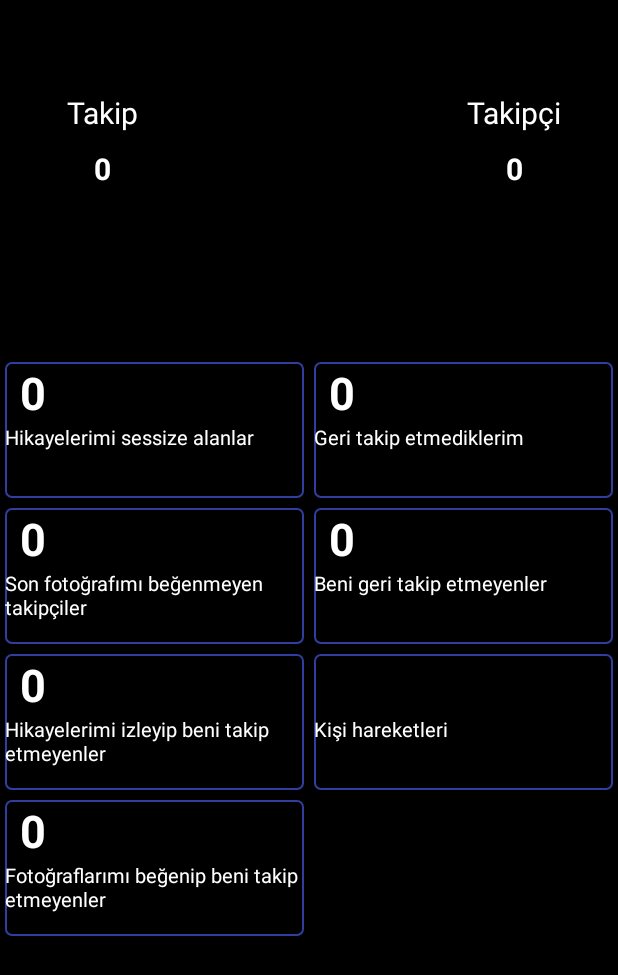
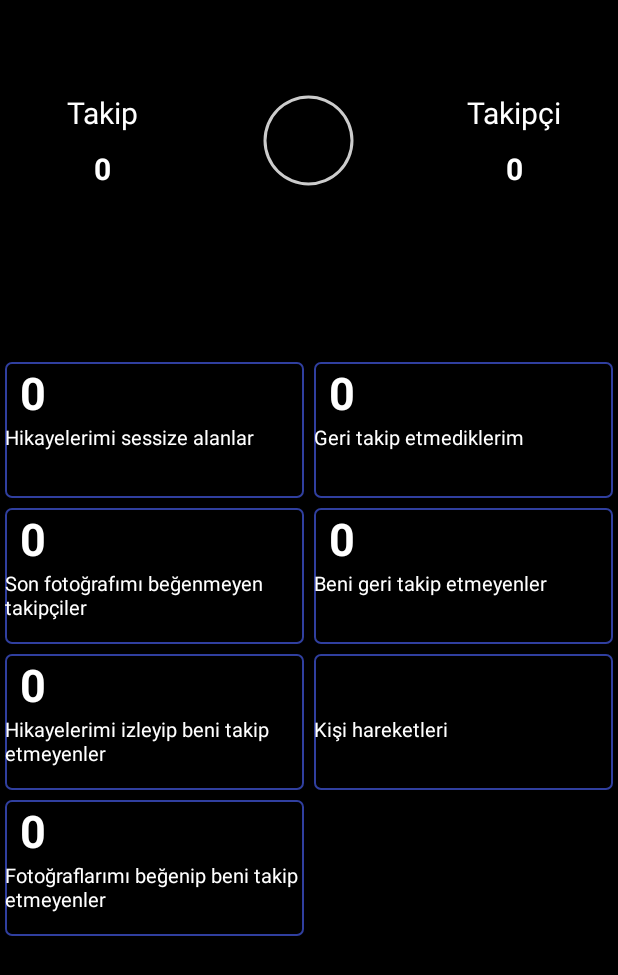
Before and after one commit to SevgiVarol/instagram_stalker_app, an Android app: the MainFragment screen opened directly, with no data from a screen before it, after a tap on an icon or button, on a phone screen of 412 x 824 dp. Shown: the top 975 px of the screen. Run offline under Robolectric (Android 15) with nearby library versions, the phone set to English and light mode, and no system bars; our stand-ins replace CircleImageView; libraries missing offline, so code that uses them is left out: com.facebook, jp.wasabeef.glide; plain views replace LoginButton; pictures from the network do not load; 11 statements that could not run were skipped.

Commit message:
last commit

```diff
--- a/androidApp/src/main/java/com/example/appinsta/MainFragment.java
+++ b/androidApp/src/main/java/com/example/appinsta/MainFragment.java
@@ -22,6 +22,7 @@ import android.widget.ImageView;
 import android.widget.ProgressBar;
 import android.widget.RelativeLayout;
 import android.widget.TextView;
+import android.widget.Toast;
 
 
 import androidx.swiperefreshlayout.widget.SwipeRefreshLayout;
@@ -66,7 +67,7 @@ public class MainFragment extends Fragment {
 
     RelativeLayout theLayout;
     SwipeRefreshLayout swipeRefreshLayout;
-    ProgressBar mProgress=null;
+    ProgressBar mProgress = null, storyProgress;
     Drawable drawable = null;
     InstagramService service = InstagramService.getInstance();
     ArrayList<Uri> storyUrlList;
@@ -93,6 +94,7 @@ public class MainFragment extends Fragment {
     private void initComponent(View view) {
 
         mProgress = view.findViewById(R.id.progress_bar);
+        storyProgress = view.findViewById(R.id.progressBar);
         Resources res = getResources();
         drawable = res.getDrawable(R.drawable.circle_shape);
 
@@ -123,26 +125,11 @@ public class MainFragment extends Fragment {
         @Override
         protected void onPreExecute() {
             super.onPreExecute();
-            stories = service.getStories(service.getLoggedUser().pk);
-            storyUrlList =new ArrayList<>();
-            storyIds =new ArrayList<>();
-            try {
-                for (int counter = 0; counter < stories.size(); counter++) {
-                    if (stories.get(counter).getVideo_versions() != null) {
-                        storyUrlList.add(Uri.parse(stories.get(counter).getVideo_versions().get(0).getUrl()));
-                    } else {
-                        storyUrlList.add(Uri.parse(stories.get(counter).getImage_versions2().getCandidates().get(0).getUrl()));
-                    }
-                    storyIds.add(String.valueOf(stories.get(counter).pk));
-                }
-            }catch (Exception e){
-                Log.e("null object reference",e.getMessage());
-            }
-
+            storyUrlList = new ArrayList<>();
 
             mProgress.setVisibility(View.VISIBLE);
 
-            if(InstagramConstants.islogged){
+            if (InstagramConstants.islogged) {
 
                 takipTv.setText(String.valueOf(service.getLoggedUser().following_count));
                 takipciTv.setText(String.valueOf(service.getLoggedUser().follower_count));
@@ -152,18 +139,8 @@ public class MainFragment extends Fragment {
             profilPic.setOnClickListener(new View.OnClickListener() {
                 @Override
                 public void onClick(View v) {
+                    new storyTask().execute();
 
-                    long userid= service.getLoggedUser().pk;
-                    Intent mediaLogIntent = new Intent(getContext(), MediaLogs.class);
-                    mediaLogIntent.putExtra("storyUrlList", storyUrlList);
-                    mediaLogIntent.putExtra("userId", userid);
-                    mediaLogIntent.putExtra("storyIds", storyIds);
-                    mediaLogIntent.putExtra("followers", (Serializable) myFollowers);
-
-                    if (storyUrlList !=null & storyUrlList.size()!=0) {
-
-                        startActivity(mediaLogIntent);
-                    }
                 }
             });
 
@@ -177,8 +154,9 @@ public class MainFragment extends Fragment {
 
             }*/
 
-                myFollowers = service.getMyFollowers();
-                myFollowing = service.getMyFollowing();
+
+            myFollowers = service.getMyFollowers();
+            myFollowing = service.getMyFollowing();
 
             if (service.myMedia(0) != null) {
                 mediaLikers = compare(myFollowers, service.getMyMediaLikers(service.myMedia(0).pk));
@@ -196,6 +174,7 @@ public class MainFragment extends Fragment {
         protected void onPostExecute(String s) {
             super.onPostExecute(s);
             mProgress.setVisibility(View.GONE);
+            storyProgress.setVisibility(View.VISIBLE);
 
 
             Glide.with(getActivity()) //1
@@ -272,5 +251,53 @@ public class MainFragment extends Fragment {
         }
     }
 
+    private class storyTask extends AsyncTask<String, String, String> {
+        long userid;
+
+        @Override
+        protected void onPreExecute() {
+            storyProgress.setIndeterminate(true);
+            storyIds = new ArrayList<>();
+
+        }
+
+        @Override
+        protected String doInBackground(String... strings) {
+            stories = service.getStories(service.getLoggedUser().pk);
+            if (storyUrlList.size() == 0) {
+                try {
+                    for (int counter = 0; counter < stories.size(); counter++) {
+                        if (stories.get(counter).getVideo_versions() != null) {
+                            storyUrlList.add(Uri.parse(stories.get(counter).getVideo_versions().get(0).getUrl()));
+                        } else {
+                            storyUrlList.add(Uri.parse(stories.get(counter).getImage_versions2().getCandidates().get(0).getUrl()));
+                        }
+                        storyIds.add(String.valueOf(stories.get(counter).pk));
+                    }
+                } catch (Exception e) {
+                    Log.e("null object reference", e.getMessage());
+                }
+            }
+            userid = service.getLoggedUser().pk;
+
+            return null;
+        }
+
+        @Override
+        protected void onPostExecute(String s) {
+            Intent mediaLogIntent = new Intent(getContext(), MediaLogs.class);
+            mediaLogIntent.putExtra("storyUrlList", storyUrlList);
+            mediaLogIntent.putExtra("userId", userid);
+            mediaLogIntent.putExtra("storyIds", storyIds);
+
+            if (storyUrlList != null & storyUrlList.size() != 0) {
+
+                startActivity(mediaLogIntent);
+            } else {
+                Toast.makeText(getActivity(), "Hiçbir hikaye bulunamadı", Toast.LENGTH_SHORT).show();
+            }
+            storyProgress.setIndeterminate(false);
+        }
+    }
 
 }
--- a/androidApp/src/main/java/com/example/appinsta/UserPage/UserProfile.java
+++ b/androidApp/src/main/java/com/example/appinsta/UserPage/UserProfile.java
@@ -18,6 +18,7 @@ import android.view.ViewGroup;
 import android.widget.ImageView;
 import android.widget.ProgressBar;
 import android.widget.TextView;
+import android.widget.Toast;
 
 import com.bumptech.glide.Glide;
 import com.example.appinsta.CustomView;
@@ -231,6 +232,8 @@ public class UserProfile extends Fragment {
             storyIntent.putExtra("storyUrlList", storyUrlList);
             if (storyUrlList !=null & storyUrlList.size()!=0) {
                 startActivity(storyIntent);
+            }else {
+                Toast.makeText(getActivity(),"Hiçbir hikaye bulunamadı",Toast.LENGTH_SHORT).show();
             }
         }
     }
--- a/androidApp/src/main/res/layout/main_fragment.xml
+++ b/androidApp/src/main/res/layout/main_fragment.xml
@@ -122,6 +122,24 @@
                                     android:backgroundTintMode="add"
 
                                     />
+
+                                <ProgressBar
+                                    android:id="@+id/progressBar"
+                                    style="?android:attr/progressBarStyle"
+                                    android:layout_width="70dp"
+                                    android:layout_height="70dp"
+
+                                    android:background="@drawable/progress_circle"
+                                    android:indeterminate="false"
+                                    android:indeterminateBehavior="repeat"
+                                    android:indeterminateDrawable="@drawable/progress_circle_indeterminate"
+                                    android:indeterminateDuration="1000"
+                                    android:indeterminateOnly="false"
+                                    android:visibility="invisible"
+
+                                    app:layout_constraintEnd_toEndOf="parent"
+                                    app:layout_constraintStart_toStartOf="parent"
+                                    app:layout_constraintTop_toTopOf="parent" />
 
                             </RelativeLayout>
 
```
Also changed, not shown: androidApp/src/main/java/com/example/appinsta/MediaLog/MediaLogs.java (+55 -51 lines), androidApp/src/main/java/com/example/appinsta/MediaLog/StoryImagePagerAdapter.java (+11 -11 lines), androidApp/src/main/java/com/example/appinsta/UserListAdapter.java (+0 -44 lines), androidApp/src/main/java/com/example/appinsta/UserPage/StoryViewer.java (+9 -14 lines), androidApp/src/main/res/layout/activity_media_logs.xml (renamed from androidApp/src/main/res/layout/media_logs.xml), androidApp/src/main/res/layout/story_imageview_item.xml (renamed from androidApp/src/main/res/layout/imageview_item.xml).
